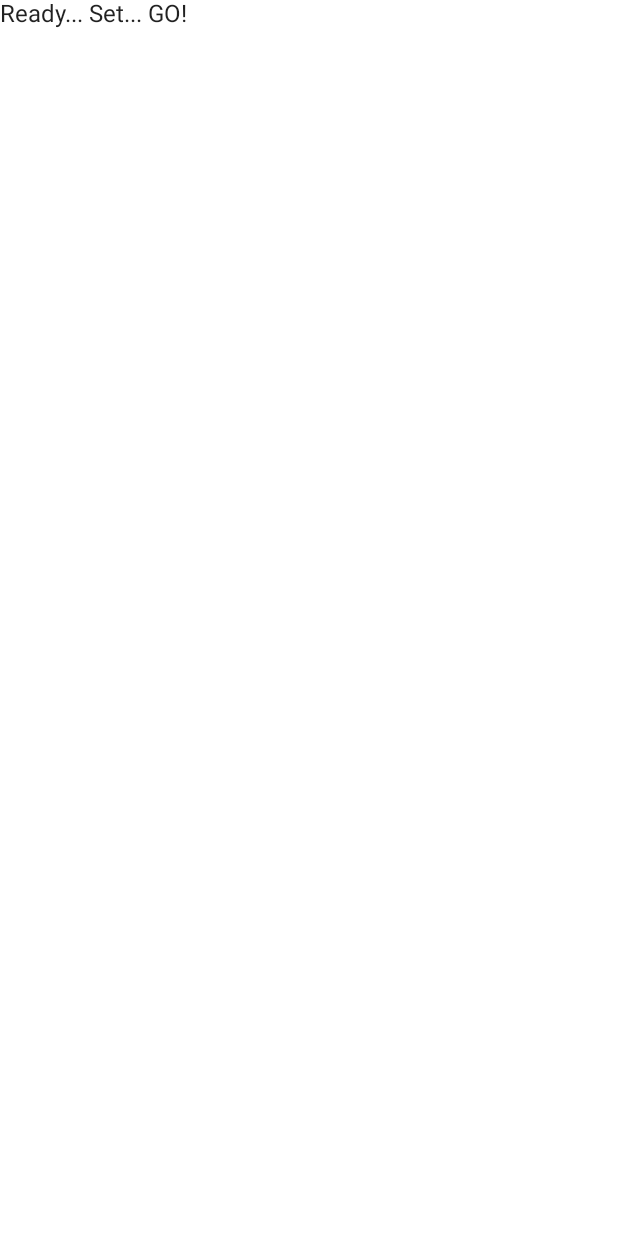
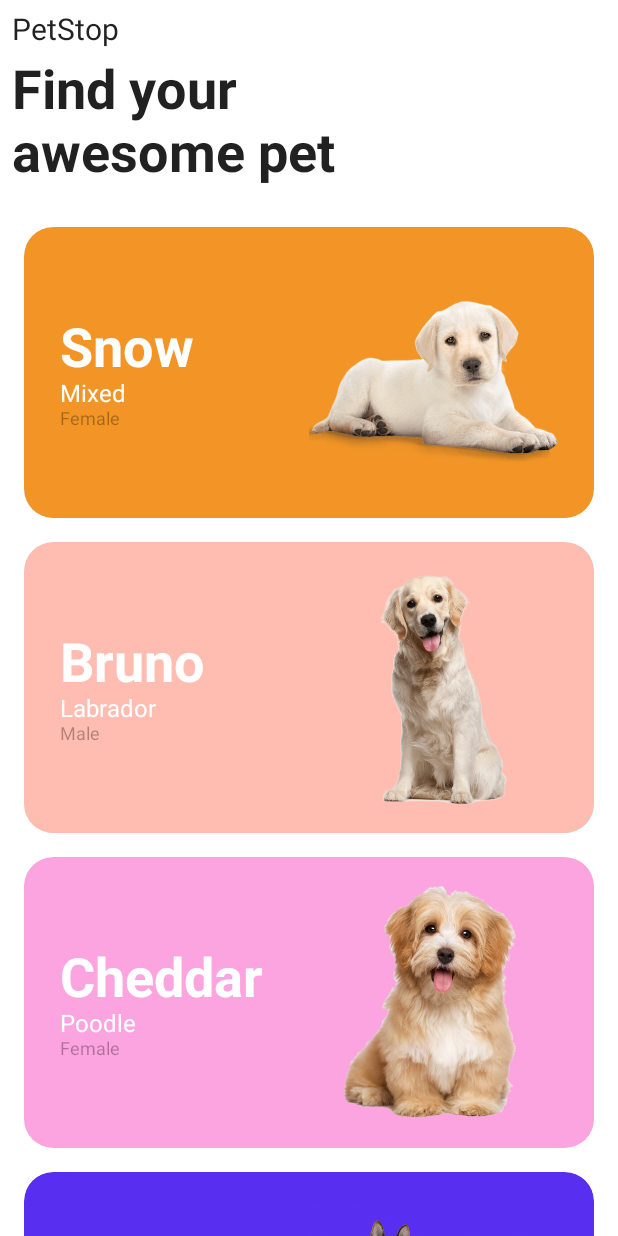
Before and after one commit to YuganshT79/compose-challenge-week1, an Android app built with Jetpack Compose: the screen it shows after launch (MainActivity before the commit, HomeScreenActivity after it), on a phone screen of 412 x 824 dp. Before the commit the screen is almost empty. Run offline under Robolectric (Android 15) with nearby library versions, the phone set to English and light mode, and no system bars; 1 statement that could not run was skipped.

Commit message:
Challenge complete

```diff
--- a/app/build.gradle
+++ b/app/build.gradle
@@ -73,6 +73,7 @@ dependencies {
     implementation "androidx.compose.material:material-icons-extended:$compose_version"
     implementation "androidx.compose.ui:ui-tooling:$compose_version"
     implementation 'androidx.lifecycle:lifecycle-runtime-ktx:2.3.0'
+    implementation "androidx.navigation:navigation-compose:1.0.0-alpha08"
 
     testImplementation 'junit:junit:4.13.2'
 
--- a/app/src/main/AndroidManifest.xml
+++ b/app/src/main/AndroidManifest.xml
@@ -20,15 +20,16 @@
         android:supportsRtl="true"
         android:theme="@style/Theme.AndroidDevChallenge">
         <activity
-            android:name="com.example.androiddevchallenge.MainActivity"
             android:label="@string/app_name"
-            android:theme="@style/Theme.AndroidDevChallenge.NoActionBar">
+          android:name="com.example.androiddevchallenge.HomeScreenActivity"
+          android:theme="@style/Theme.AndroidDevChallenge.NoActionBar">
             <intent-filter>
                 <action android:name="android.intent.action.MAIN" />
 
                 <category android:name="android.intent.category.LAUNCHER" />
             </intent-filter>
         </activity>
+        <activity android:name=".ui.PetDetailsActivity" />
     </application>
 
 </manifest>
--- /dev/null
+++ b/app/src/main/java/com/example/androiddevchallenge/HomeScreen.kt
@@ -0,0 +1,108 @@
+/*
+ * Copyright 2021 The Android Open Source Project
+ *
+ * Licensed under the Apache License, Version 2.0 (the "License");
+ * you may not use this file except in compliance with the License.
+ * You may obtain a copy of the License at
+ *
+ *     https://www.apache.org/licenses/LICENSE-2.0
+ *
+ * Unless required by applicable law or agreed to in writing, software
+ * distributed under the License is distributed on an "AS IS" BASIS,
+ * WITHOUT WARRANTIES OR CONDITIONS OF ANY KIND, either express or implied.
+ * See the License for the specific language governing permissions and
+ * limitations under the License.
+ */
+package com.example.androiddevchallenge
+
+import android.os.Bundle
+import androidx.activity.compose.setContent
+import androidx.appcompat.app.AppCompatActivity
+import androidx.compose.foundation.layout.Column
+import androidx.compose.foundation.layout.fillMaxSize
+import androidx.compose.foundation.layout.fillMaxWidth
+import androidx.compose.foundation.layout.padding
+import androidx.compose.foundation.lazy.LazyColumn
+import androidx.compose.foundation.lazy.items
+import androidx.compose.material.MaterialTheme
+import androidx.compose.material.Surface
+import androidx.compose.material.Text
+import androidx.compose.runtime.Composable
+import androidx.compose.ui.Modifier
+import androidx.compose.ui.res.stringResource
+import androidx.compose.ui.text.font.FontStyle
+import androidx.compose.ui.text.font.FontWeight
+import androidx.compose.ui.tooling.preview.Preview
+import androidx.compose.ui.unit.dp
+import androidx.compose.ui.unit.sp
+import androidx.navigation.NavController
+import androidx.navigation.compose.navigate
+import com.example.androiddevchallenge.ui.components.PetCardItem
+import com.example.androiddevchallenge.ui.data.PetRepository
+import com.example.androiddevchallenge.ui.navigation.AppNavigation
+import com.example.androiddevchallenge.ui.theme.MyTheme
+
+class HomeScreenActivity : AppCompatActivity() {
+    override fun onCreate(savedInstanceState: Bundle?) {
+        super.onCreate(savedInstanceState)
+        setContent {
+            MyTheme {
+                AppNavigation()
+            }
+        }
+    }
+}
+
+@Composable
+fun HomeScreen(navController: NavController) {
+    Surface(
+        color = MaterialTheme.colors.background,
+        modifier = Modifier.fillMaxSize()
+    ) {
+        Column(
+            modifier = Modifier
+                .padding(
+                    horizontal = 8.dp
+                )
+        ) {
+            Text(
+                text = stringResource(id = R.string.app_name),
+                fontSize = 20.sp,
+                fontStyle = FontStyle.Normal,
+                modifier = Modifier
+                    .padding(vertical = 8.dp)
+                    .fillMaxWidth()
+            )
+            Text(
+                text = stringResource(id = R.string.toolbar_title),
+                fontSize = 36.sp,
+                fontWeight = FontWeight.Bold,
+                modifier = Modifier.fillMaxWidth()
+            )
+            LazyColumn(
+                modifier = Modifier.padding(
+                    top = 20.dp
+                )
+            ) {
+                val pets = PetRepository.getPetDogs()
+                items(pets) {
+                    PetCardItem(
+                        pet = it,
+                        cardColor = PetRepository.getBgColorByName(it.name)
+                    ) {
+                        navController.navigate("details_screen/${it.name}")
+                    }
+                }
+
+            }
+        }
+    }
+}
+
+@Preview("Light Theme", widthDp = 360, heightDp = 640)
+@Composable
+fun LightPreview() {
+    MyTheme {
+        AppNavigation()
+    }
+}
--- a/app/src/main/java/com/example/androiddevchallenge/MainActivity.kt
+++ /dev/null
@@ -1,61 +0,0 @@
-/*
- * Copyright 2021 The Android Open Source Project
- *
- * Licensed under the Apache License, Version 2.0 (the "License");
- * you may not use this file except in compliance with the License.
- * You may obtain a copy of the License at
- *
- *     https://www.apache.org/licenses/LICENSE-2.0
- *
- * Unless required by applicable law or agreed to in writing, software
- * distributed under the License is distributed on an "AS IS" BASIS,
- * WITHOUT WARRANTIES OR CONDITIONS OF ANY KIND, either express or implied.
- * See the License for the specific language governing permissions and
- * limitations under the License.
- */
-package com.example.androiddevchallenge
-
-import android.os.Bundle
-import androidx.activity.compose.setContent
-import androidx.appcompat.app.AppCompatActivity
-import androidx.compose.material.MaterialTheme
-import androidx.compose.material.Surface
-import androidx.compose.material.Text
-import androidx.compose.runtime.Composable
-import androidx.compose.ui.tooling.preview.Preview
-import com.example.androiddevchallenge.ui.theme.MyTheme
-
-class MainActivity : AppCompatActivity() {
-    override fun onCreate(savedInstanceState: Bundle?) {
-        super.onCreate(savedInstanceState)
-        setContent {
-            MyTheme {
-                MyApp()
-            }
-        }
-    }
-}
-
-// Start building your app here!
-@Composable
-fun MyApp() {
-    Surface(color = MaterialTheme.colors.background) {
-        Text(text = "Ready... Set... GO!")
-    }
-}
-
-@Preview("Light Theme", widthDp = 360, heightDp = 640)
-@Composable
-fun LightPreview() {
-    MyTheme {
-        MyApp()
-    }
-}
-
-@Preview("Dark Theme", widthDp = 360, heightDp = 640)
-@Composable
-fun DarkPreview() {
-    MyTheme(darkTheme = true) {
-        MyApp()
-    }
-}
--- /dev/null
+++ b/app/src/main/java/com/example/androiddevchallenge/ui/components/PetCardItem.kt
@@ -0,0 +1,94 @@
+package com.example.androiddevchallenge.ui.components
+
+import androidx.compose.foundation.Image
+import androidx.compose.foundation.clickable
+import androidx.compose.foundation.layout.Arrangement
+import androidx.compose.foundation.layout.Column
+import androidx.compose.foundation.layout.Row
+import androidx.compose.foundation.layout.fillMaxWidth
+import androidx.compose.foundation.layout.height
+import androidx.compose.foundation.layout.padding
+import androidx.compose.foundation.shape.RoundedCornerShape
+import androidx.compose.material.Card
+import androidx.compose.material.Surface
+import androidx.compose.material.Text
+import androidx.compose.runtime.Composable
+import androidx.compose.ui.Alignment
+import androidx.compose.ui.Modifier
+import androidx.compose.ui.draw.clip
+import androidx.compose.ui.graphics.Color
+import androidx.compose.ui.layout.ContentScale
+import androidx.compose.ui.res.painterResource
+import androidx.compose.ui.text.font.FontWeight
+import androidx.compose.ui.unit.dp
+import androidx.compose.ui.unit.sp
+import com.example.androiddevchallenge.ui.data.Pet
+
+/**
+ * Created by Yugansh on 28/02/21.
+ */
+@Composable
+fun PetCardItem(
+    pet: Pet,
+    cardColor: Color,
+    onClick: () -> Unit
+) {
+    Surface(
+        modifier = Modifier
+            .fillMaxWidth()
+    ) {
+        Card(
+            modifier = Modifier
+                .fillMaxWidth()
+                .height(210.dp)
+                .padding(8.dp)
+                .clip(RoundedCornerShape(10))
+                .clickable(enabled = true) {
+                    onClick.invoke()
+                },
+            shape = RoundedCornerShape(10),
+            backgroundColor = cardColor
+        ) {
+            Row(
+                verticalAlignment = Alignment.CenterVertically,
+                horizontalArrangement = Arrangement.Start,
+                modifier = Modifier.padding(16.dp)
+            ) {
+                Column(
+                    modifier = Modifier
+                        .weight(1f)
+                        .padding(8.dp)
+                ) {
+                    Text(
+                        text = pet.name,
+                        fontSize = 36.sp,
+                        color = Color.White,
+                        modifier = Modifier.fillMaxWidth(),
+                        fontWeight = FontWeight.Bold
+                    )
+                    Text(
+                        text = pet.breed,
+                        fontSize = 16.sp,
+                        color = Color.White,
+                        modifier = Modifier.fillMaxWidth(),
+                        fontWeight = FontWeight.Normal
+                    )
+                    Text(
+                        text = pet.gender,
+                        fontSize = 12.sp,
+                        color = Color(0, 0, 0, 80),
+                        modifier = Modifier.fillMaxWidth(),
+                        fontWeight = FontWeight.Normal
+                    )
+                }
+                Image(
+                    modifier = Modifier.weight(1f),
+                    alignment = Alignment.Center,
+                    contentScale = ContentScale.Fit,
+                    painter = painterResource(id = pet.image),
+                    contentDescription = "Dog"
+                )
+            }
+        }
+    }
+}
--- /dev/null
+++ b/app/src/main/java/com/example/androiddevchallenge/ui/data/Pet.kt
@@ -0,0 +1,13 @@
+package com.example.androiddevchallenge.ui.data
+
+/**
+ * Created by Yugansh on 28/02/21.
+ */
+data class Pet(
+    val name: String,
+    val image: Int,
+    val breed: String,
+    val gender: String,
+    val age: String,
+    val weight: String
+)
--- /dev/null
+++ b/app/src/main/java/com/example/androiddevchallenge/ui/data/PetRepository.kt
@@ -0,0 +1,87 @@
+package com.example.androiddevchallenge.ui.data
+
+import androidx.compose.ui.graphics.Color
+import com.example.androiddevchallenge.R
+
+/**
+ * Created by Yugansh on 28/02/21.
+ */
+object PetRepository {
+
+    private val dogs = mutableListOf<Pet>()
+    private val colorMap = mutableMapOf<String, Color>()
+
+    init {
+        dogs.add(
+            Pet(
+                name = "Snow",
+                image = R.drawable.dog_1,
+                breed = "Mixed",
+                gender = "Female",
+                weight = "10Kg",
+                age = "2 Years"
+            )
+        )
+        colorMap["Snow"] = Color(242, 149, 38)
+
+        dogs.add(
+            Pet(
+                name = "Bruno",
+                image = R.drawable.dog_2,
+                breed = "Labrador",
+                gender = "Male",
+                weight = "14Kg",
+                age = "3 Years"
+            )
+        )
+        colorMap["Bruno"] = Color(255, 188, 176)
+
+        dogs.add(
+            Pet(
+                name = "Cheddar",
+                image = R.drawable.dog_3,
+                breed = "Poodle",
+                gender = "Female",
+                weight = "9Kg",
+                age = "2 Years"
+            )
+        )
+        colorMap["Cheddar"] = Color(252, 164, 223)
+
+        dogs.add(
+            Pet(
+                name = "Hunter",
+                image = R.drawable.dog_4,
+                breed = "German Shepherd",
+                gender = "Male",
+                weight = "18Kg",
+                age = "4 Years"
+            )
+        )
+        colorMap["Hunter"] = Color(88, 46, 241)
+
+        dogs.add(
+            Pet(
+                name = "Shiro",
+                image = R.drawable.dog_5,
+                breed = "Shiba Inu",
+                gender = "Male",
+                weight = "12Kg",
+                age = "2 Years"
+            )
+        )
+        colorMap["Shiro"] = Color(243, 170, 172)
+    }
+
+    fun getPetDogs(): List<Pet> {
+        return dogs
+    }
+
+    fun getPetByName(name: String): Pet? {
+        return dogs.find { it.name == name }
+    }
+
+    fun getBgColorByName(name: String): Color {
+        return colorMap[name] ?: Color(242, 149, 38)
+    }
+}
--- /dev/null
+++ b/app/src/main/java/com/example/androiddevchallenge/ui/navigation/AppNavigation.kt
@@ -0,0 +1,45 @@
+package com.example.androiddevchallenge.ui.navigation
+
+import androidx.compose.runtime.Composable
+import androidx.navigation.NavType
+import androidx.navigation.compose.NavHost
+import androidx.navigation.compose.composable
+import androidx.navigation.compose.navArgument
+import androidx.navigation.compose.rememberNavController
+import com.example.androiddevchallenge.HomeScreen
+import com.example.androiddevchallenge.ui.DetailsScreen
+import com.example.androiddevchallenge.ui.data.PetRepository
+
+/**
+ * Created by Yugansh on 28/02/21.
+ */
+@Composable
+fun AppNavigation() {
+    val navController = rememberNavController()
+    NavHost(
+        navController = navController,
+        startDestination = "home_screen"
+    ) {
+        composable("home_screen") {
+            HomeScreen(navController = navController)
+        }
+        composable(
+            route = "details_screen/{petName}",
+            arguments = listOf(
+                navArgument(name = "petName") {
+                    type = NavType.StringType
+                }
+            )
+        ) { backStackEntry ->
+            backStackEntry.arguments?.getString("petName")?.let { name ->
+                val pet = PetRepository.getPetByName(name)
+                pet?.let {
+                    DetailsScreen(
+                        navController = navController,
+                        pet = it
+                    )
+                }
+            }
+        }
+    }
+}
--- a/app/src/main/java/com/example/androiddevchallenge/ui/theme/Theme.kt
+++ b/app/src/main/java/com/example/androiddevchallenge/ui/theme/Theme.kt
@@ -20,17 +20,20 @@ import androidx.compose.material.MaterialTheme
 import androidx.compose.material.darkColors
 import androidx.compose.material.lightColors
 import androidx.compose.runtime.Composable
+import androidx.compose.ui.graphics.Color
 
 private val DarkColorPalette = darkColors(
     primary = purple200,
     primaryVariant = purple700,
-    secondary = teal200
+    secondary = teal200,
+    background = Color.Black
 )
 
 private val LightColorPalette = lightColors(
     primary = purple500,
     primaryVariant = purple700,
-    secondary = teal200
+    secondary = teal200,
+    background = Color.White
 
     /* Other default colors to override
 background = Color.White,
@@ -51,7 +54,7 @@ fun MyTheme(darkTheme: Boolean = isSystemInDarkTheme(), content: @Composable() (
     }
 
     MaterialTheme(
-        colors = colors,
+        colors = LightColorPalette,
         typography = typography,
         shapes = shapes,
         content = content
--- a/app/src/main/res/values/strings.xml
+++ b/app/src/main/res/values/strings.xml
@@ -9,5 +9,7 @@
       or implied. See the License for the specific language governing permissions and limitations under
       the License.
       -->
-    <string name="app_name">AndroidDevChallenge</string>
+    <string name="app_name">PetStop</string>
+    <string name="toolbar_title">Find your\nawesome pet</string>
+    <string name="lorem">Lorem Ipsum is simply dummy text of the printing and typesetting industry. Lorem Ipsum has been the industry\'s standard dummy text ever since the 1500s, when an unknown printer took a galley of type and scrambled it to make a type specimen book. It has survived not only five centuries, but also the leap into electronic typesetting, remaining essentially unchanged. It was popularised in the 1960s with the release of Letraset sheets containing Lorem Ipsum passages, and more recently with desktop publishing software like Aldus PageMaker including versions of Lorem Ipsum.</string>
 </resources>
```
Also changed, not shown: app/src/main/java/com/example/androiddevchallenge/ui/DetailsScreen.kt (added, +145 -0 lines), app/src/main/java/com/example/androiddevchallenge/ui/PetDetailsActivity.kt (added, +9 -0 lines), app/src/main/java/com/example/androiddevchallenge/ui/components/RoundedPill.kt (added, +67 -0 lines), app/src/main/java/com/example/androiddevchallenge/ui/components/StaggeredVerticalGrid.kt (added, +65 -0 lines), app/src/main/res/drawable-v24/dog_1.png (added), app/src/main/res/drawable-v24/dog_2.png (added), app/src/main/res/drawable-v24/dog_3.png (added), app/src/main/res/drawable-v24/dog_4.png (added), app/src/main/res/drawable-v24/dog_5.png (added), 1 other file. Lines whose indentation alone changed are shown as unchanged.
